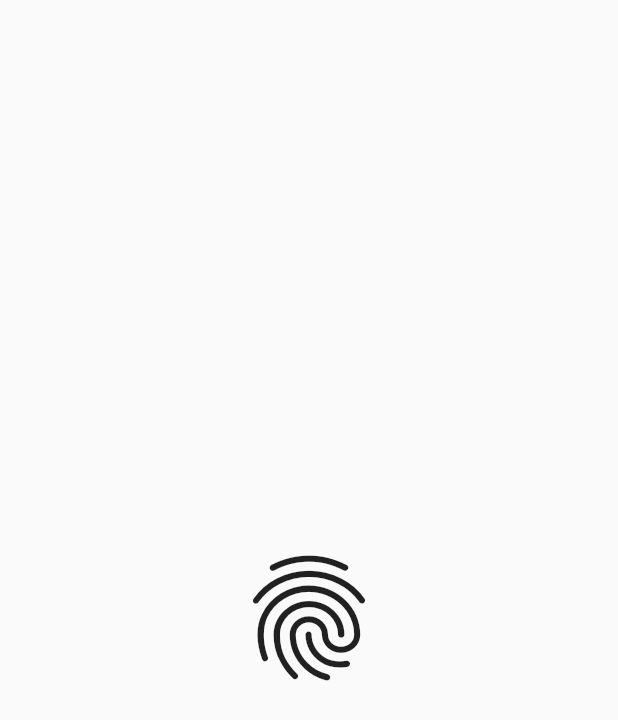
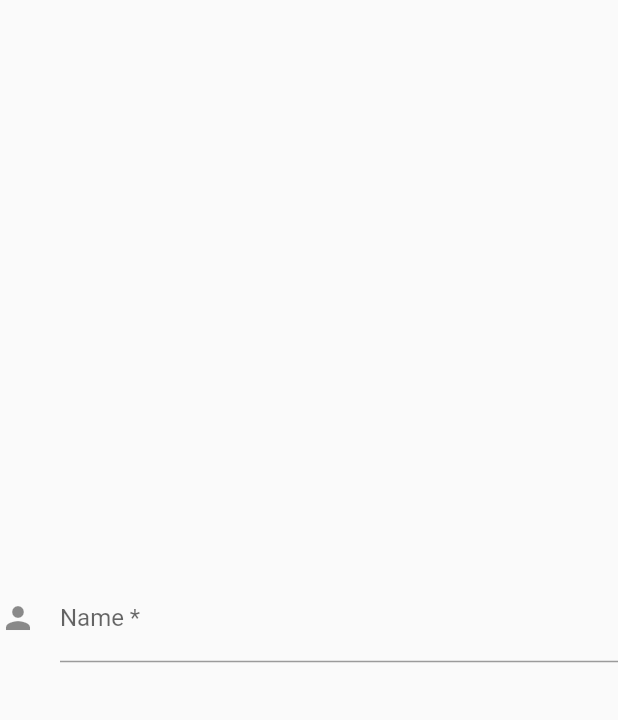
Before and after one commit to bnbrwd/Flutter_All, a Flutter app: the screen it shows after launch, on a phone screen of 412 x 824 dp. Shown: the top 720 px of the screen. Run offline on Flutter 3.47's test engine with Material 2 defaults, Android fonts, the phone set to English and light mode, and no system bars; our stand-ins replace otp_text_field.

```diff
--- a/flutterwidgetscollection/lib/main.dart
+++ b/flutterwidgetscollection/lib/main.dart
@@ -15,7 +15,7 @@ class MyApp extends StatelessWidget {
       title: 'Flutter Demo',
       theme: ThemeData(primarySwatch: Colors.blue),
       debugShowCheckedModeBanner: false,
-      home: ButtonsWidgets(),
+      home: TextFormFieldWidget(),
     );
   }
 }
--- /dev/null
+++ b/flutterwidgetscollection/lib/widgets/textfields/text_form_field.dart
@@ -0,0 +1,36 @@
+import 'package:flutter/material.dart';
+
+class TextFormFieldWidget extends StatefulWidget {
+  const TextFormFieldWidget({Key? key}) : super(key: key);
+
+  @override
+  State<TextFormFieldWidget> createState() => _TextFormFieldWidgetState();
+}
+
+class _TextFormFieldWidgetState extends State<TextFormFieldWidget> {
+  @override
+  Widget build(BuildContext context) {
+    return Scaffold(
+      body: Center(child: getNameFormField(context)),
+    );
+  }
+
+  Widget getNameFormField(BuildContext context) {
+    return TextFormField(
+      decoration: const InputDecoration(
+        icon: Icon(Icons.person),
+        hintText: 'What do people call you?',
+        labelText: 'Name *',
+      ),
+      onSaved: (String? value) {
+        // This optional block of code can be used to run
+        // code when the user saves the form.
+      },
+      validator: (String? value) {
+        return (value != null && value.contains('@'))
+            ? 'Do not use the @ char.'
+            : null;
+      },
+    );
+  }
+}
--- /dev/null
+++ b/flutterwidgetscollection/lib/widgets/textfields/textfields.dart
@@ -0,0 +1,2 @@
+export 'otp_text_field.dart';
+export 'text_form_field.dart';
--- a/flutterwidgetscollection/lib/widgets/widgets.dart
+++ b/flutterwidgetscollection/lib/widgets/widgets.dart
@@ -1,3 +1,4 @@
 export 'appbar/appbar.dart';
 export 'buttons/buttons.dart';
 export 'container/container.dart';
+export 'textfields/textfields.dart';
--- a/flutterwidgetscollection/pubspec.yaml
+++ b/flutterwidgetscollection/pubspec.yaml
@@ -29,7 +29,7 @@ environment:
 dependencies:
   flutter:
     sdk: flutter
-
+  otp_text_field: ^1.1.3
 
   # The following adds the Cupertino Icons font to your application.
   # Use with the CupertinoIcons class for iOS style icons.
```
Also changed, not shown: flutterwidgetscollection/lib/widgets/textfields/otp_text_field.dart (added, +68 -0 lines), flutterwidgetscollection/pubspec.lock.
